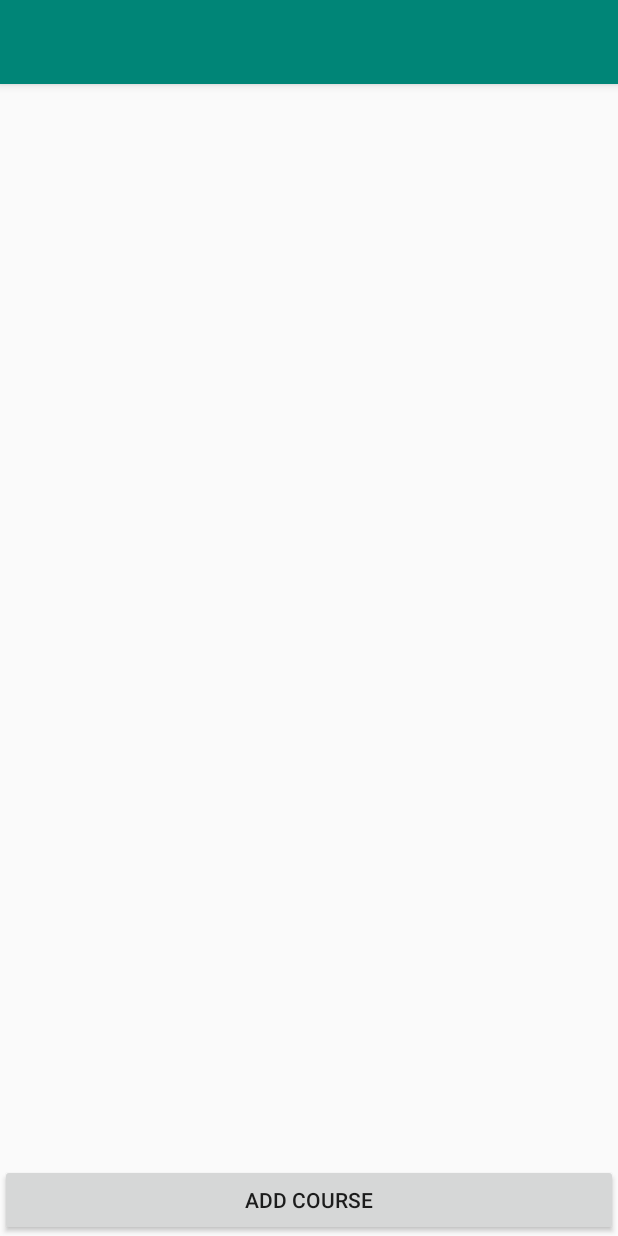
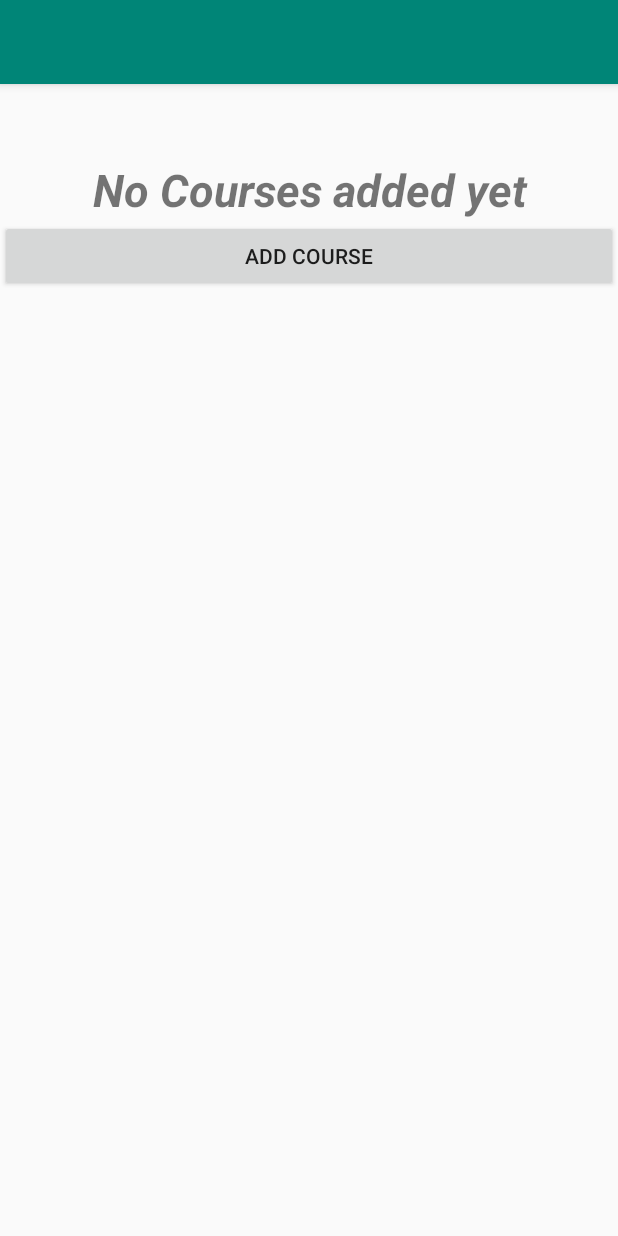
Before and after one commit to JesusGo115/CST438-Project-One-Course-App, an Android app: the DisplayUserCourseActivity screen opened directly, with no data from a screen before it, on a phone screen of 412 x 824 dp. Run offline under Robolectric (Android 15) with nearby library versions, the phone set to English and light mode, and no system bars; our stand-ins replace Room's generated code; 1 statement that could not run was skipped.

Commit message:
added message to empty course list

```diff
--- a/app/src/main/java/com/example/projectonecourseapp/DisplayUserCourseActivity.java
+++ b/app/src/main/java/com/example/projectonecourseapp/DisplayUserCourseActivity.java
@@ -47,6 +47,8 @@ public class DisplayUserCourseActivity extends AppCompatActivity {
         message.setText(String.format("Welcome, %s", user.getUserName()));
 
         ListView lv = findViewById(R.id.list_view);
+        TextView empty_text = findViewById(R.id.empty);
+        lv.setEmptyView(empty_text);
 
         Button add_course_button = findViewById(R.id.add_course_button);
         add_course_button.setOnClickListener(v -> {
--- a/app/src/main/res/layout/activity_display_user_course.xml
+++ b/app/src/main/res/layout/activity_display_user_course.xml
@@ -29,9 +29,18 @@
 
     <ListView
         android:id="@+id/list_view"
-        android:layout_width="match_parent"
+        android:layout_width="wrap_content"
         android:layout_height="0dp"
         android:layout_weight="1" />
+
+    <TextView
+        android:id="@+id/empty"
+        android:layout_width="match_parent"
+        android:layout_height="wrap_content"
+        android:text="@string/no_courses"
+        android:textAlignment="center"
+        android:textSize="30sp"
+        android:textStyle="bold|italic"/>
 
     <Button
         android:layout_width="match_parent"
--- a/app/src/main/res/values/strings.xml
+++ b/app/src/main/res/values/strings.xml
@@ -27,4 +27,5 @@
     <string name="enter_course_name">Enter Course Name</string>
     <string name="course_name_hint">Software Engineering</string>
     <string name="welcome">\"Welcome, \"</string>
+    <string name="no_courses">No Courses added yet</string>
 </resources>
```
Also changed, not shown: app/src/main/java/com/example/projectonecourseapp/AddCourseActivity.java (+18 -20 lines).
